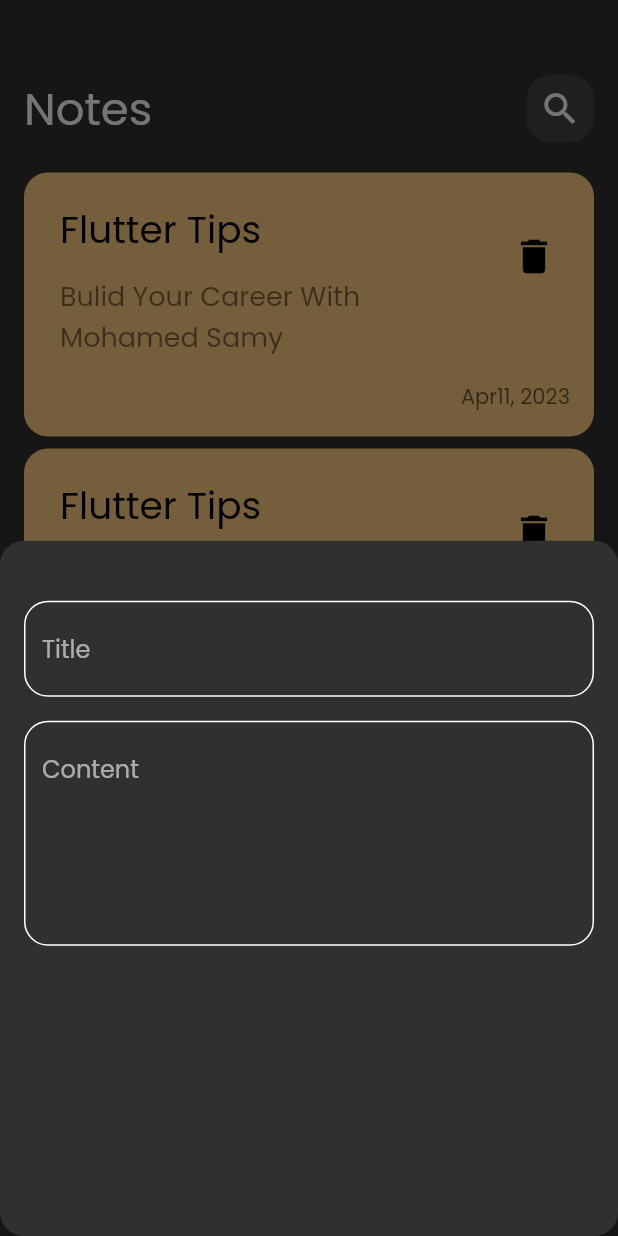
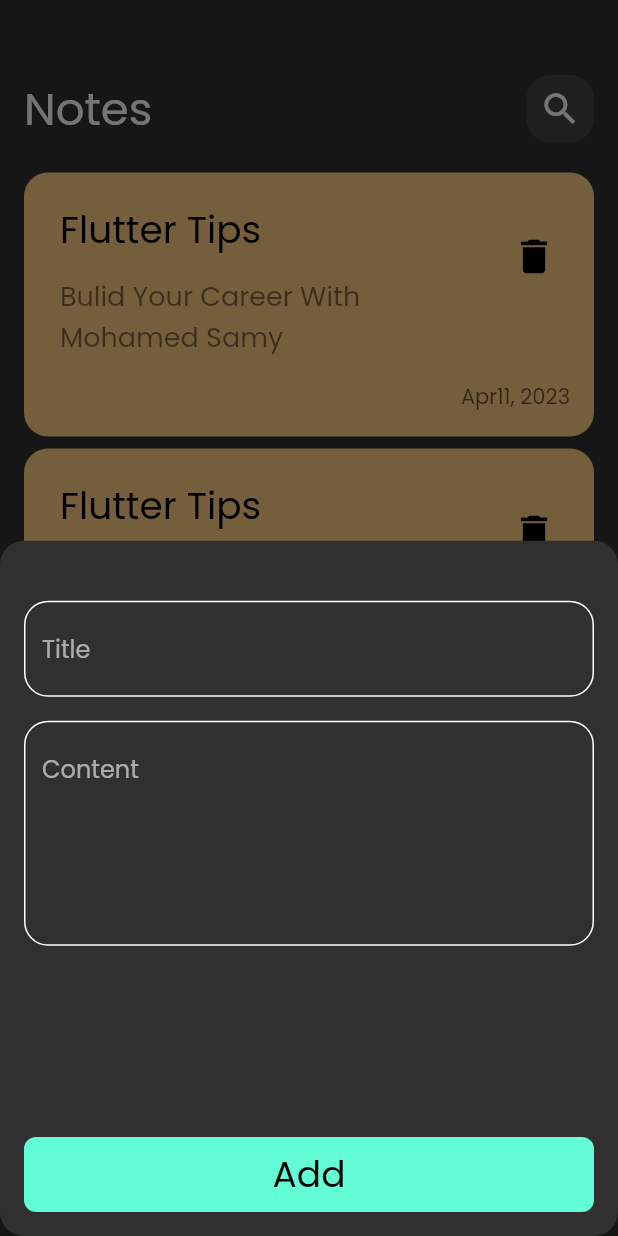
Before and after one commit to MahamedMahgoub/Notes-App, a Flutter app: the screen it shows after launch, after a tap on the "add" icon, on a phone screen of 412 x 824 dp. Run offline on Flutter 3.47's test engine with Material 2 defaults, Android fonts, the phone set to English and light mode, and no system bars.

Commit message:
create edit view

```diff
--- a/lib/views/widegts/add_note_sheet.dart
+++ b/lib/views/widegts/add_note_sheet.dart
@@ -1,5 +1,6 @@
 import 'package:flutter/material.dart';
 
+import 'custom_buttom.dart';
 import 'custom_text_field.dart';
 
 class AddNoteSheet extends StatelessWidget {
@@ -15,10 +16,15 @@ class AddNoteSheet extends StatelessWidget {
             hint: 'Title',
           ),
         ),
-        CustomTextField(
-          hint: 'Content',
-          maxLines: 5,
-        )
+        Padding(
+          padding: EdgeInsets.only(bottom: 16),
+          child: CustomTextField(
+            hint: 'Content',
+            maxLines: 5,
+          ),
+        ),
+        Spacer(),
+        CustomButtom(),
       ],
     );
   }
--- /dev/null
+++ b/lib/views/widegts/custom_buttom.dart
@@ -0,0 +1,32 @@
+import 'package:flutter/material.dart';
+import 'package:notes_app/constants.dart';
+
+class CustomButtom extends StatelessWidget {
+  const CustomButtom({super.key});
+
+  @override
+  Widget build(BuildContext context) {
+    return Padding(
+      padding: const EdgeInsets.symmetric(horizontal: 16, vertical: 16),
+      child: GestureDetector(
+        child: Container(
+          height: 50,
+          decoration: BoxDecoration(
+            borderRadius: BorderRadius.circular(8),
+            color: kPrimaryColor,
+          ),
+          width: double.infinity,
+          child: const Center(
+            child: Text(
+              'Add',
+              style: TextStyle(
+                fontSize: 24,
+                color: Colors.black,
+              ),
+            ),
+          ),
+        ),
+      ),
+    );
+  }
+}
--- a/lib/views/widegts/note_item.dart
+++ b/lib/views/widegts/note_item.dart
@@ -1,11 +1,20 @@
 import 'package:flutter/material.dart';
+import 'package:notes_app/views/edit_note_view.dart';
 
 class NoteItem extends StatelessWidget {
   const NoteItem({super.key});
 
   @override
   Widget build(BuildContext context) {
-    return Container(
+    return GestureDetector(
+      onTap: () {
+        Navigator.push(context, MaterialPageRoute(
+          builder: (context) {
+            return const EditNoteView();
+          },
+        ));
+      },
+      child: Container(
         padding: const EdgeInsets.only(top: 16, bottom: 16, left: 8),
         decoration: BoxDecoration(
           color: const Color(0xffFFCC80),
@@ -52,6 +61,7 @@ class NoteItem extends StatelessWidget {
             )
           ],
         ),
+      ),
     );
   }
 }
```
Also changed, not shown: lib/views/edit_note_view.dart (added, +12 -0 lines), lib/views/widegts/edit_note_view_body.dart (added, +12 -0 lines). Lines whose indentation alone changed are shown as unchanged.
